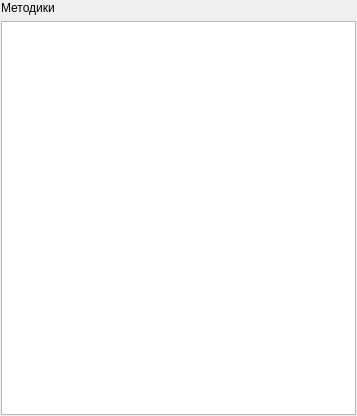
First picture: the form in client_widgets/database_widgets/methodswidget.ui, repository grigp/a-analyser, before the edit.
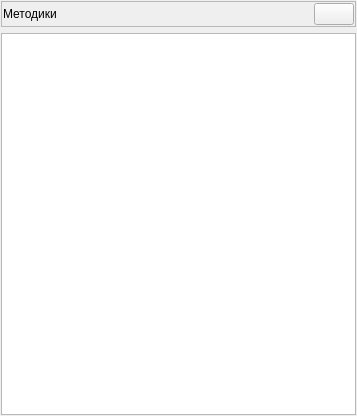
Second picture: the form after the edit. Icons and pictures are not drawn.

```diff
--- a/client_widgets/database_widgets/methodswidget.ui
+++ b/client_widgets/database_widgets/methodswidget.ui
@@ -27,14 +27,73 @@
     <number>1</number>
    </property>
    <item>
-    <widget class="QLabel" name="lblTitle">
-     <property name="text">
-      <string>Методики</string>
+    <widget class="QFrame" name="frame">
+     <property name="frameShape">
+      <enum>QFrame::StyledPanel</enum>
      </property>
+     <property name="frameShadow">
+      <enum>QFrame::Raised</enum>
+     </property>
+     <layout class="QHBoxLayout" name="horizontalLayout">
+      <property name="leftMargin">
+       <number>1</number>
+      </property>
+      <property name="topMargin">
+       <number>1</number>
+      </property>
+      <property name="rightMargin">
+       <number>1</number>
+      </property>
+      <property name="bottomMargin">
+       <number>1</number>
+      </property>
+      <item>
+       <widget class="QLabel" name="lblTitle">
+        <property name="text">
+         <string>Методики</string>
+        </property>
+       </widget>
+      </item>
+      <item>
+       <widget class="QPushButton" name="btnParams">
+        <property name="sizePolicy">
+         <sizepolicy hsizetype="Fixed" vsizetype="Fixed">
+          <horstretch>0</horstretch>
+          <verstretch>0</verstretch>
+         </sizepolicy>
+        </property>
+        <property name="toolTip">
+         <string>Редактировать параметры...</string>
+        </property>
+        <property name="text">
+         <string/>
+        </property>
+        <property name="icon">
+         <iconset resource="../../kernel.qrc">
+          <normaloff>:/images/MethodsEdit.png</normaloff>:/images/MethodsEdit.png</iconset>
+        </property>
+        <property name="iconSize">
+         <size>
+          <width>32</width>
+          <height>32</height>
+         </size>
+        </property>
+       </widget>
+      </item>
+     </layout>
     </widget>
    </item>
    <item>
-    <widget class="QTreeView" name="tvMetods"/>
+    <widget class="QTreeView" name="tvMetods">
+     <property name="font">
+      <font>
+       <pointsize>11</pointsize>
+      </font>
+     </property>
+     <attribute name="headerVisible">
+      <bool>false</bool>
+     </attribute>
+    </widget>
    </item>
   </layout>
  </widget>
```
Left out of the diff: 26 changed lines with no effect on the pictures.
